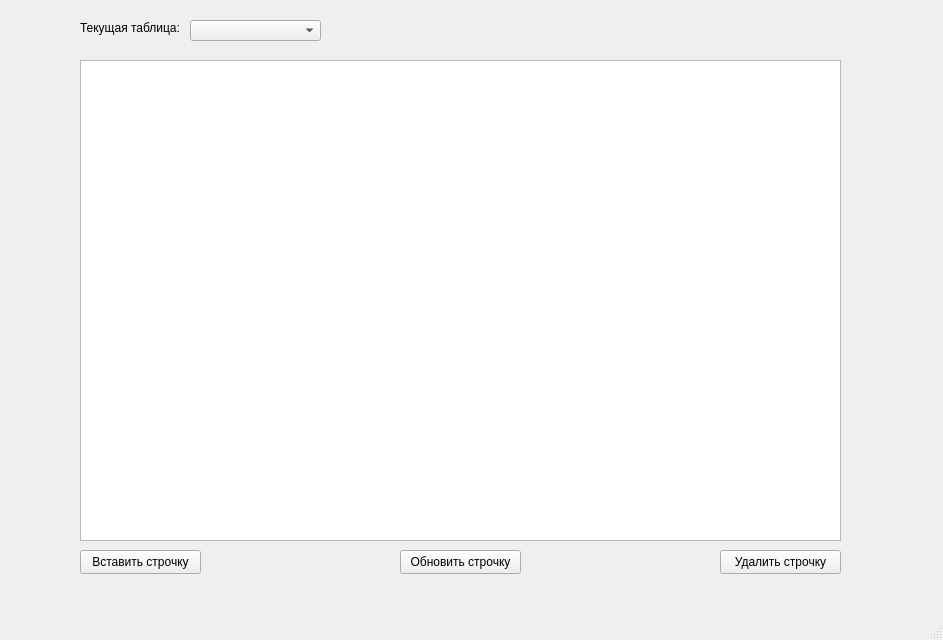
Old version of the form mainwindow.ui in the repository l1can13/oracle_db_cpp.
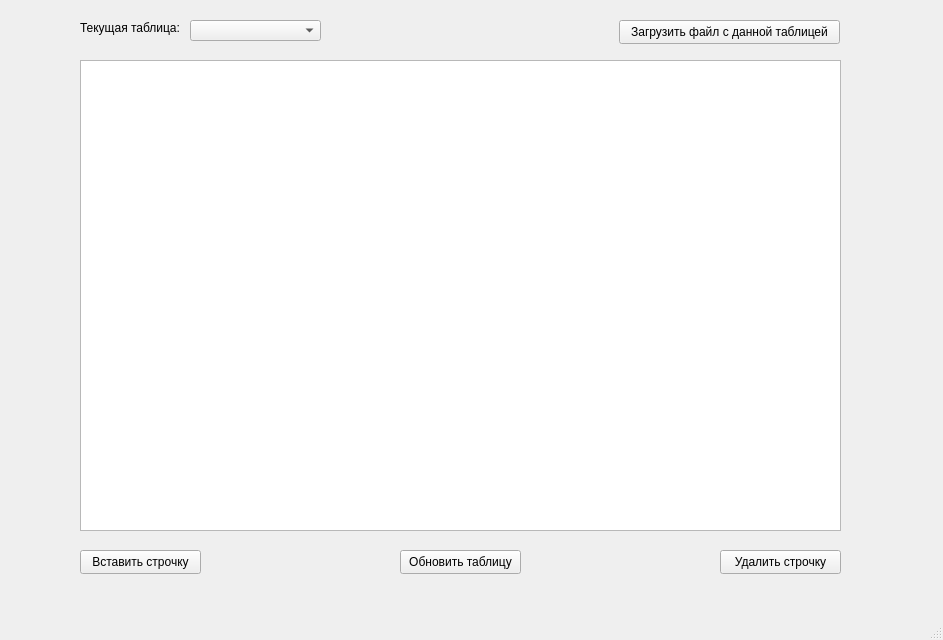
New version of the form.

```diff
--- a/mainwindow.ui
+++ b/mainwindow.ui
@@ -20,7 +20,7 @@
       <x>80</x>
       <y>60</y>
       <width>761</width>
-      <height>481</height>
+      <height>471</height>
      </rect>
     </property>
    </widget>
@@ -47,7 +47,7 @@
      </rect>
     </property>
     <property name="text">
-     <string>Обновить строчку</string>
+     <string>Обновить таблицу</string>
     </property>
    </widget>
    <widget class="QPushButton" name="delete_button">
@@ -86,6 +86,19 @@
      </rect>
     </property>
    </widget>
+   <widget class="QPushButton" name="file_button">
+    <property name="geometry">
+     <rect>
+      <x>619</x>
+      <y>20</y>
+      <width>221</width>
+      <height>24</height>
+     </rect>
+    </property>
+    <property name="text">
+     <string>Загрузить файл с данной таблицей</string>
+    </property>
+   </widget>
   </widget>
   <widget class="QMenuBar" name="menubar">
    <property name="geometry">
```
